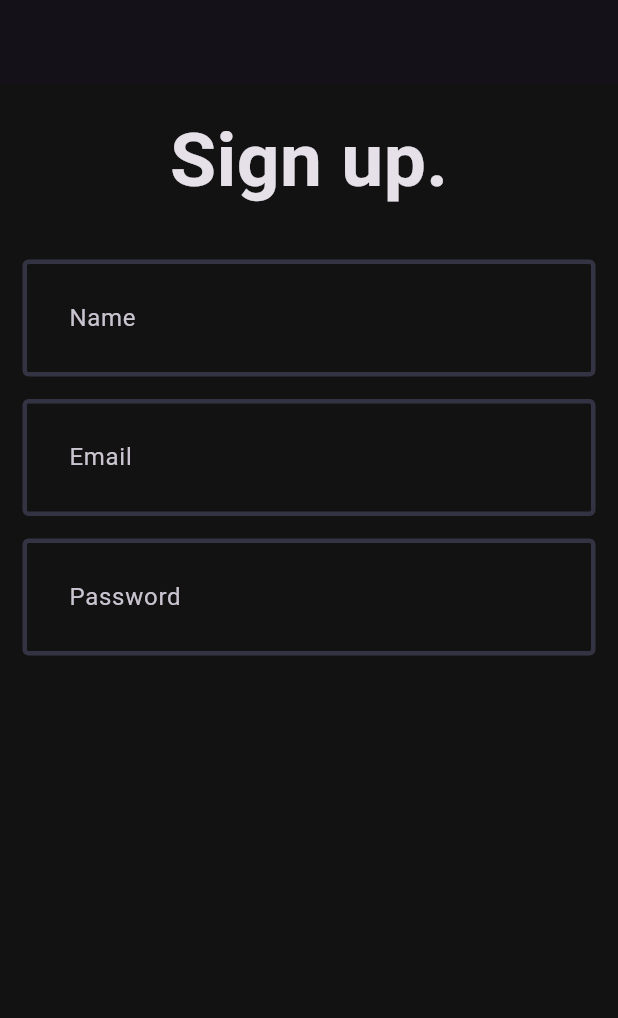
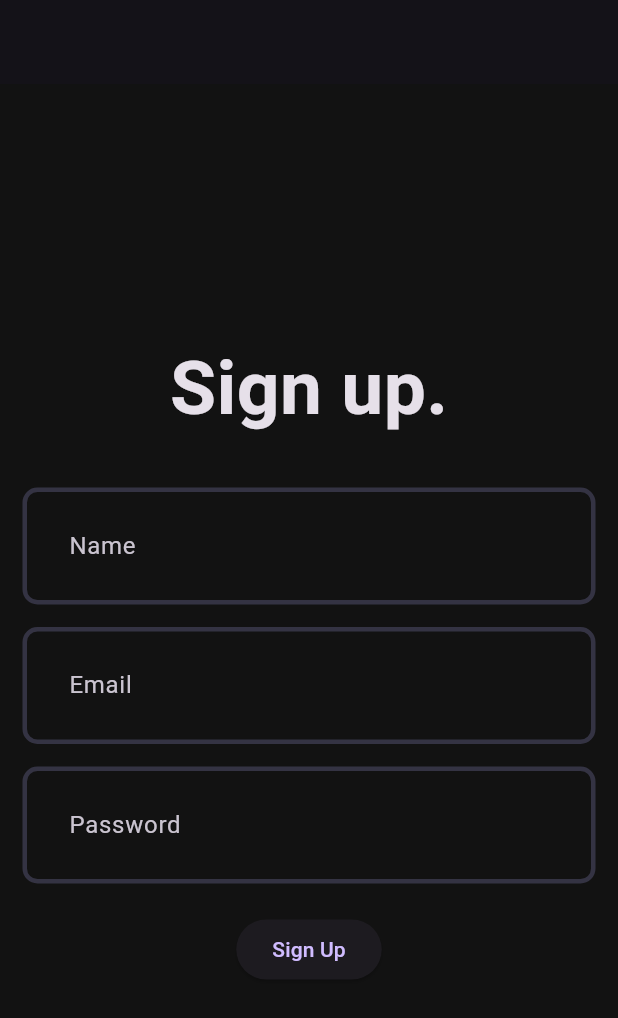
Before and after one commit to devprasad95/musicapp, a Flutter app: the screen it shows after launch, on a phone screen of 412 x 824 dp. Shown: the top 1018 px of the screen. Run offline on Flutter 3.47's test engine with Material 3 defaults, Android fonts, the phone set to English and light mode, and no system bars.

Commit message:
19-oct-2024

```diff
--- a/client/lib/core/theme/theme.dart
+++ b/client/lib/core/theme/theme.dart
@@ -2,22 +2,20 @@ import 'package:client/core/theme/app_pallete.dart';
 import 'package:flutter/material.dart';
 
 class AppTheme {
+  static OutlineInputBorder _border(Color color) => OutlineInputBorder(
+        borderSide: BorderSide(
+          color: color,
+          width: 3,
+        ),
+        borderRadius: BorderRadius.circular(10),
+      );
   static final darkThemeMode = ThemeData.dark().copyWith(
-      scaffoldBackgroundColor: Pallete.backgroundColor,
-      //for text form field
-      inputDecorationTheme: const InputDecorationTheme(
-        contentPadding: EdgeInsets.all(27),
-        enabledBorder: OutlineInputBorder(
-          borderSide: BorderSide(
-            color: Pallete.borderColor,
-            width: 3,
-          ),
-        ),
-        focusedBorder: OutlineInputBorder(
-          borderSide: BorderSide(
-            color: Pallete.gradient2,
-            width: 3,
-          ),
-        ),
-      ));
+    scaffoldBackgroundColor: Pallete.backgroundColor,
+    //for text form field
+    inputDecorationTheme: InputDecorationTheme(
+      contentPadding: const EdgeInsets.all(27),
+      enabledBorder: _border(Pallete.borderColor),
+      focusedBorder: _border(Pallete.gradient2),
+    ),
+  );
 }
--- a/client/lib/features/auth/view/pages/signup_page.dart
+++ b/client/lib/features/auth/view/pages/signup_page.dart
@@ -1,3 +1,4 @@
+import 'package:client/features/auth/view/widgets/auth_gradient_button.dart';
 import 'package:client/features/auth/view/widgets/custom_field.dart';
 import 'package:flutter/material.dart';
 
@@ -16,6 +17,7 @@ class _SignupPageState extends State<SignupPage> {
       body: const Padding(
         padding: EdgeInsets.all(15.0),
         child: Column(
+          mainAxisAlignment: MainAxisAlignment.center,
           children: [
             Text(
               'Sign up.',
@@ -42,6 +44,10 @@ class _SignupPageState extends State<SignupPage> {
             CustomField(
               hintText: 'Password',
             ),
+            SizedBox(
+              height: 20,
+            ),
+            AuthGradientButton()
           ],
         ),
       ),
--- /dev/null
+++ b/client/lib/features/auth/view/widgets/auth_gradient_button.dart
@@ -0,0 +1,13 @@
+import 'package:flutter/material.dart';
+
+class AuthGradientButton extends StatelessWidget {
+  const AuthGradientButton({super.key});
+
+  @override
+  Widget build(BuildContext context) {
+    return ElevatedButton(
+      onPressed: () {},
+      child: const Text('Sign Up'),
+    );
+  }
+}
```
